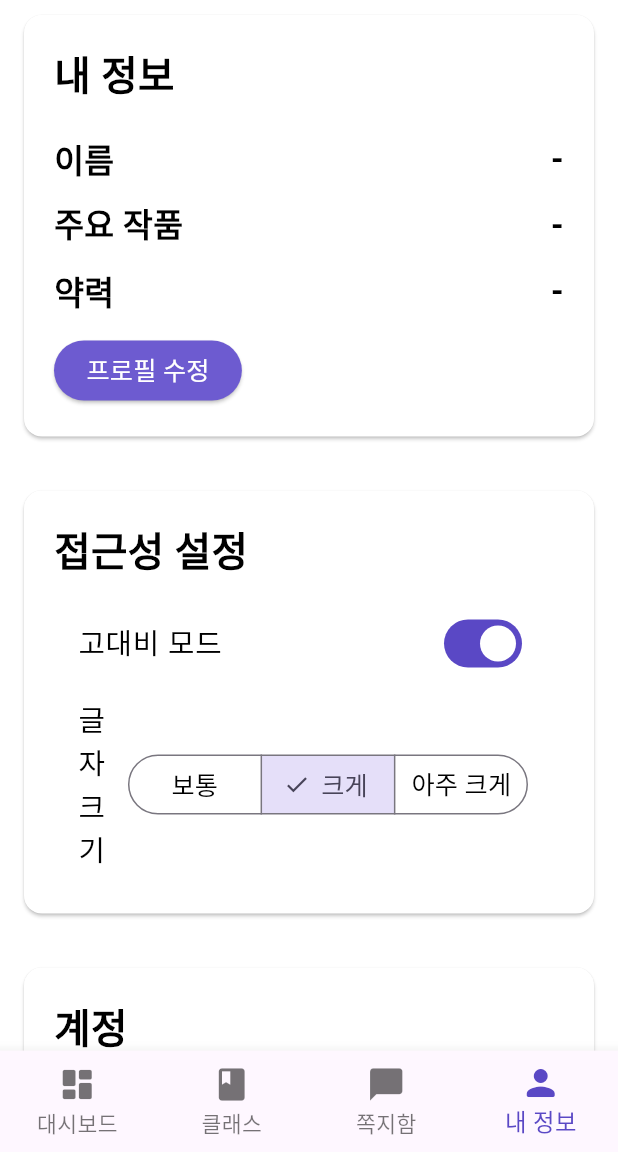
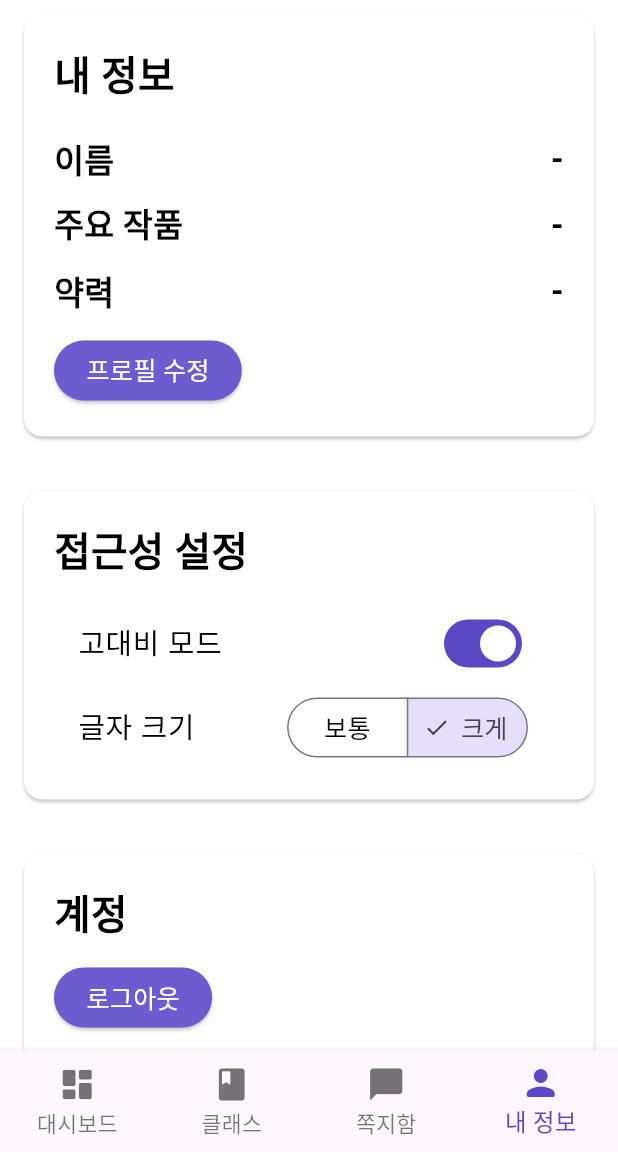
Before and after one commit to K-Hackathon-01z/eum-front, a Flutter app: the ArtistShellScreen screen opened by its route, item 4 of the bottom bar chosen, on a phone screen of 412 x 824 dp, the part 84-1236 px from its top. Run offline on Flutter 3.47's test engine with Material 3 defaults, Android fonts, the phone set to English and light mode, and no system bars; our stand-ins replace flutter_dotenv, flutter_svg, flutter_time_picker_spinner, geolocator, google_maps_flutter, image_picker and 1 more; missing offline and left inert: google_maps_flutter_android, google_maps_flutter_platform_interface; accounts and stored records are empty.

Commit message:
chore: 설정 파일 변경 및 글자 깨지는 버그 수정

```diff
--- a/lib/screens/artist/profile.dart
+++ b/lib/screens/artist/profile.dart
@@ -59,7 +59,6 @@ class ProfilePage extends StatelessWidget {
               segments: const [
                 ButtonSegment(value: 1.0, label: Text('보통')),
                 ButtonSegment(value: 1.2, label: Text('크게')),
-                ButtonSegment(value: 1.35, label: Text('아주 크게')),
               ],
               selected: {textScale},
               onSelectionChanged: (s) {
```
Also changed, not shown: 1 other file.
